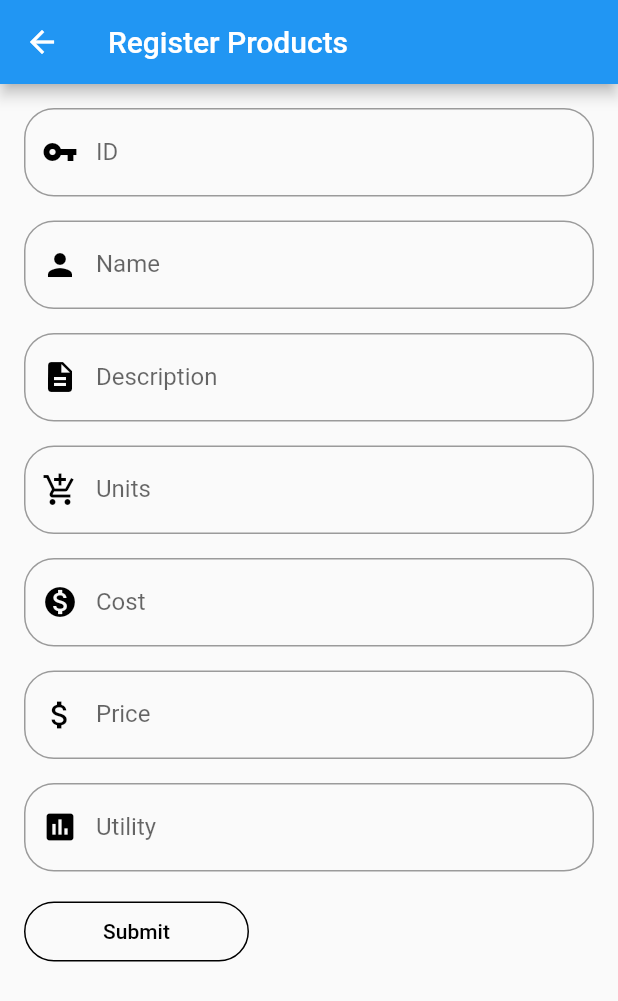
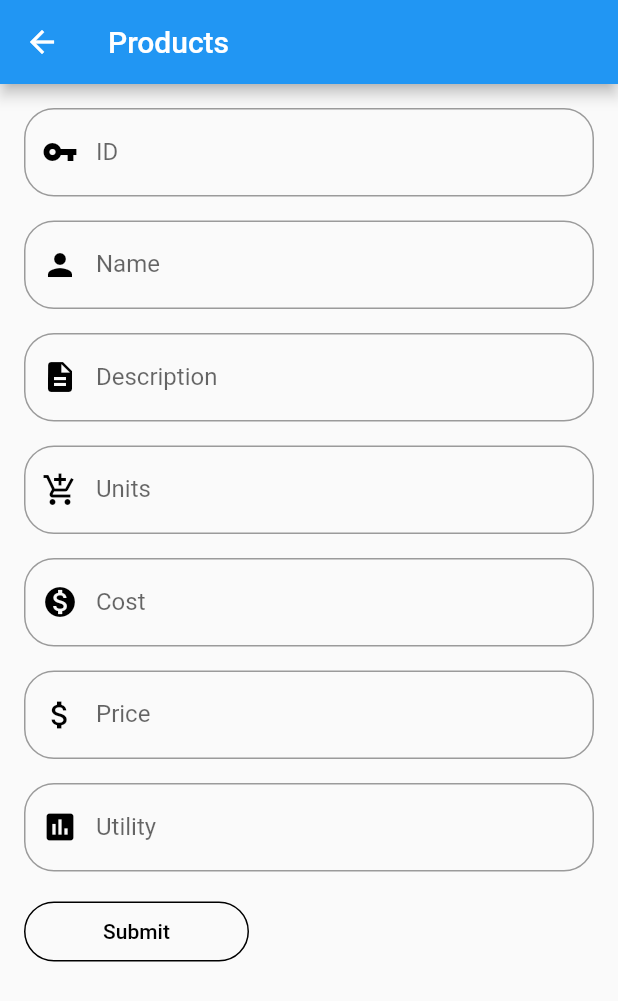
Before and after one commit to Jonatan-Elizalde-Gomez/flutterProject, a Flutter app: the RegisterProductsScreen screen opened directly, on a phone screen of 412 x 824 dp. Shown: the top 1001 px of the screen. Run offline on Flutter 3.47's test engine with Material 2 defaults, Android fonts, the phone set to English and light mode, and no system bars; our stand-ins replace flutter_svg.

Commit message:
Feature: - Cambios en titulos - Cambio en variable _role dentro de registro

```diff
--- a/lib/register-forms/registerProductsScreen.dart
+++ b/lib/register-forms/registerProductsScreen.dart
@@ -21,7 +21,7 @@ class _RegisterProductsScreenState extends State<RegisterProductsScreen> {
   Widget build(BuildContext context) {
     return Scaffold(
       appBar: AppBar(
-        title: Text('Register Products'),
+        title: Text('Products'),
       ),
       body: Padding(
         padding: EdgeInsets.all(16.0),
--- a/lib/register-forms/registerPurchaseScreen.dart
+++ b/lib/register-forms/registerPurchaseScreen.dart
@@ -18,7 +18,7 @@ class _RegisterPurchaseScreenState extends State<RegisterPurchaseScreen> {
   Widget build(BuildContext context) {
     return Scaffold(
       appBar: AppBar(
-        title: Text('Register Form'),
+        title: Text('Purchase'),
       ),
       body: Padding(
         padding: EdgeInsets.all(16.0),
--- a/lib/register-forms/registerSalesScreen.dart
+++ b/lib/register-forms/registerSalesScreen.dart
@@ -22,7 +22,7 @@ class _RegisterSalesScreenState extends State<RegisterSalesScreen> {
   Widget build(BuildContext context) {
     return Scaffold(
       appBar: AppBar(
-        title: Text('Register Form'),
+        title: Text('Sales'),
       ),
       body: Padding(
         padding: EdgeInsets.all(16.0),
--- a/lib/register-forms/registerScreen.dart
+++ b/lib/register-forms/registerScreen.dart
@@ -117,7 +117,7 @@ class _RegisterScreenState extends State<RegisterScreen> {
                   validationMessage: 'Please enter your role',
                   changes: (value) {
                     setState(() {
-                      _password = value;
+                      _role = value;
                     });
                   },
                 ),
```
